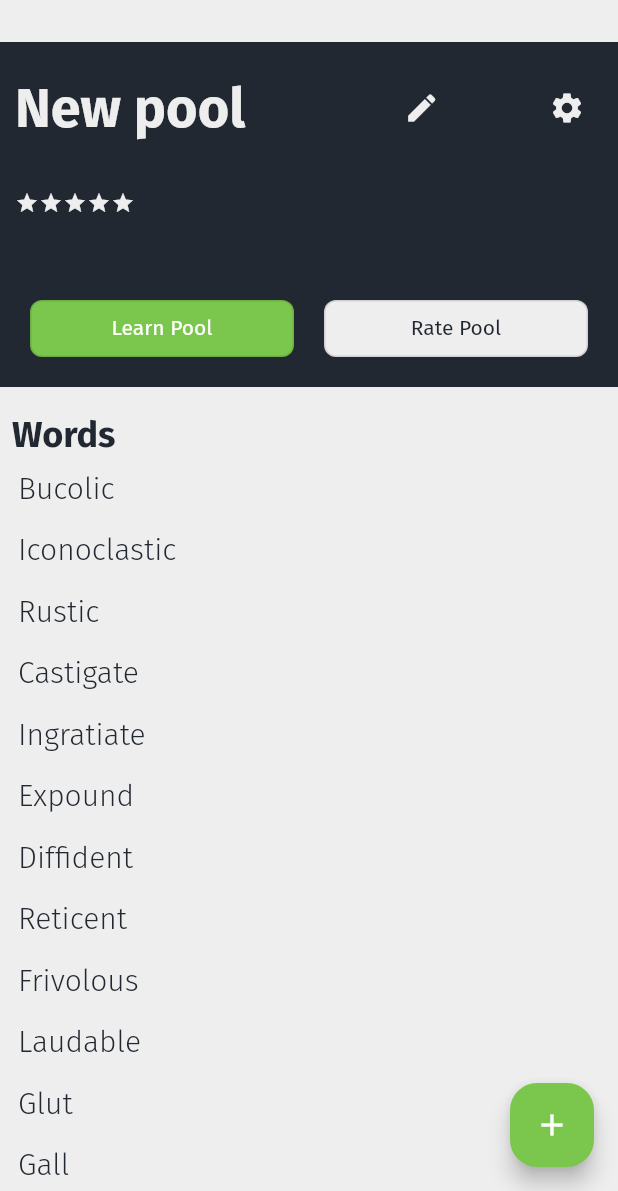
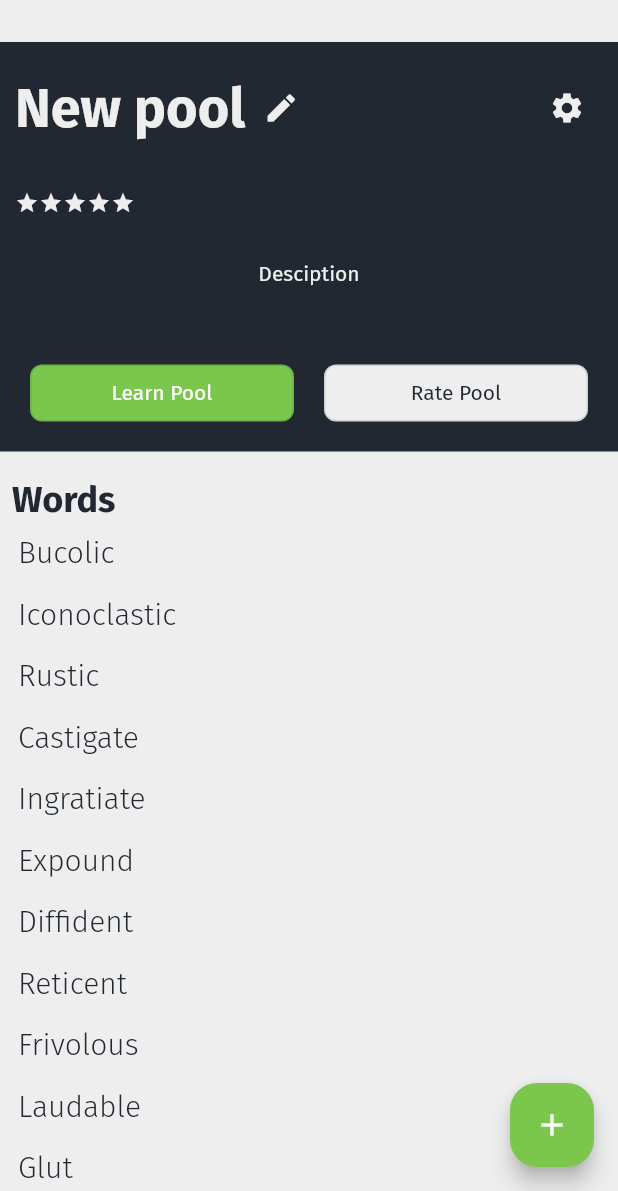
Before and after one commit to Rohan-Kamat/vocabb, a Flutter app: the PoolPage screen opened directly with empty values, on a phone screen of 412 x 824 dp, the part 45-1236 px from its top. Run offline on Flutter 3.47's test engine with Material 2 defaults, Android fonts, the phone set to English and light mode, and no system bars; our stand-ins replace cloud_firestore, dio, firebase_core; accounts and stored records are empty; project files that could hold a hidden picture were left out.

Commit message:
add create pool functionality

```diff
--- a/lib/pages/homePage.dart
+++ b/lib/pages/homePage.dart
@@ -4,6 +4,7 @@ import 'package:vocabb/widgets/searchBarWidget.dart';
 import 'package:vocabb/widgets/testTabWidget.dart';
 
 class HomePage extends StatefulWidget {
+
   const HomePage({super.key});
 
   @override
@@ -128,7 +129,6 @@ class _HomePageState extends State<HomePage> with SingleTickerProviderStateMixin
                   ],
                 )
             )
-
           ],
         )
       ],
--- a/lib/pages/poolPage.dart
+++ b/lib/pages/poolPage.dart
@@ -6,6 +6,7 @@ import 'package:vocabb/pages/addWordPage.dart';
 import 'package:vocabb/providers/addWordProvider.dart';
 import 'package:vocabb/services/apiServices.dart';
 import 'package:vocabb/widgets/appBarWidget.dart';
+import 'package:vocabb/widgets/floatingActionButtonWidget.dart';
 import 'package:vocabb/widgets/newWordWidget.dart';
 import 'package:vocabb/widgets/poolNameWidget.dart';
 import 'package:vocabb/widgets/ratingWidget.dart';
@@ -76,7 +77,16 @@ class PoolPage extends StatelessWidget {
                   )),
                   SizedBox(height: 8),
                   RatingWidget(rating: rating, size: 16),
-                  SizedBox(height: 57),
+                  const SizedBox(height: 10),
+                  SizedBox(
+                    height: 60,
+                    child: Center(
+                      child: Text("Desciption", style: TextStyle(
+                        color: Theme.of(context).scaffoldBackgroundColor
+                      ),),
+                    ),
+                  ),
+                  SizedBox(height: 30),
                   Row(
                     mainAxisAlignment: MainAxisAlignment.spaceAround,
                     children: [
@@ -146,15 +156,10 @@ class PoolPage extends StatelessWidget {
           ],
         ),
       ),
-      floatingActionButton:  FloatingActionButton(
-        onPressed: () {
-          Navigator.push(context, MaterialPageRoute(builder: (context) => AddWordPage()));
-        },
-        backgroundColor: Theme.of(context).primaryColor,
-        shape: RoundedRectangleBorder(
-            borderRadius: BorderRadius.circular(18)
-        ),
-        child: const Icon(Icons.add),
+      floatingActionButton: FloatingActionButtonWidget(
+          onPressed: () {
+            Navigator.push(context, MaterialPageRoute(builder: (context) => AddWordPage()));
+          }
       )
     );
   }
--- /dev/null
+++ b/lib/widgets/floatingActionButtonWidget.dart
@@ -0,0 +1,22 @@
+import 'package:flutter/material.dart';
+
+class FloatingActionButtonWidget extends StatelessWidget {
+  const FloatingActionButtonWidget({
+    super.key,
+    required this.onPressed
+  });
+
+  final VoidCallback onPressed;
+
+  @override
+  Widget build(BuildContext context) {
+    return FloatingActionButton(
+      onPressed: onPressed,
+      backgroundColor: Theme.of(context).primaryColor,
+      shape: RoundedRectangleBorder(
+          borderRadius: BorderRadius.circular(18)
+      ),
+      child: const Icon(Icons.add),
+    );
+  }
+}
--- a/lib/widgets/poolNameWidget.dart
+++ b/lib/widgets/poolNameWidget.dart
@@ -74,8 +74,10 @@ class _PoolNameWidgetState extends State<PoolNameWidget> {
                 ),
               ),
           )
-          : SizedBox(
-            width: size.width*0.6,
+          : ConstrainedBox(
+            constraints: BoxConstraints(
+              maxWidth: size.width*0.6
+            ),
             child: Text(_title, style: TextStyle(
                   color: Theme.of(context).scaffoldBackgroundColor,
                   fontWeight: FontWeight.bold,
--- a/pubspec.yaml
+++ b/pubspec.yaml
@@ -38,6 +38,8 @@ dependencies:
   font_awesome_flutter: ^10.8.0
   provider: ^6.1.2
   dio: ^5.8.0+1
+  firebase_core: ^2.24.2
+  cloud_firestore: ^4.14.0
 
 dev_dependencies:
   flutter_test:
```
Also changed, not shown: lib/main.dart (+7 -2 lines), lib/models/poolModel.dart (added, +28 -0 lines), lib/pages/createPoolPage.dart (added, +154 -0 lines), lib/pages/mainPage.dart (+68 -1 lines), lib/services/dbServices.dart (added, +16 -0 lines), firebase.json (added), lib/firebase_options.dart (added), pubspec.lock, 6 other files.
